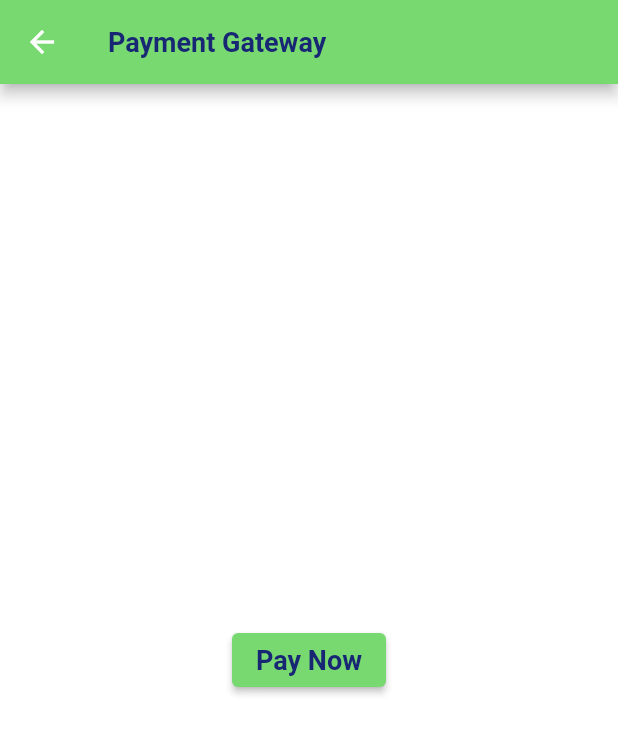
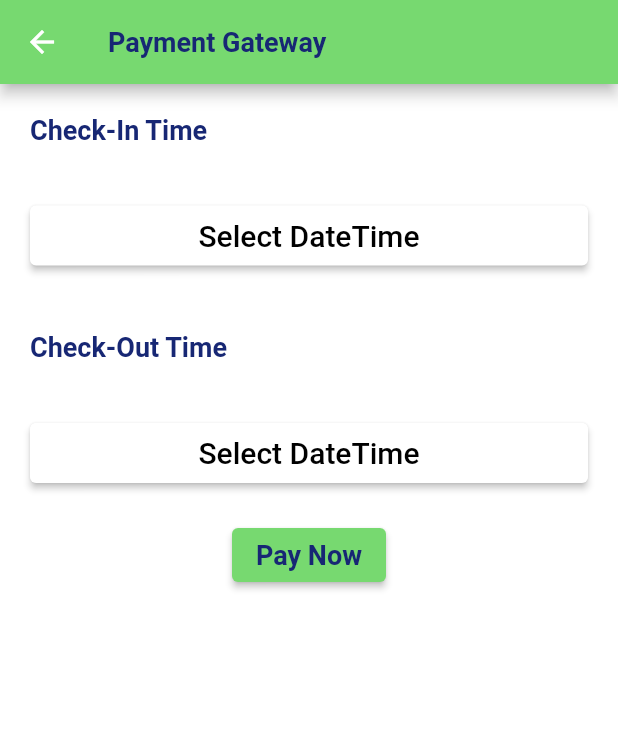
Before and after one commit to namanjain0505/hotelversionmain, a Flutter app: the HotelDetailsPage screen opened directly with empty values, after a tap on "Book Now", on a phone screen of 412 x 824 dp. Shown: the top 734 px of the screen. Run offline on Flutter 3.47's test engine with Material 2 defaults, Android fonts, the phone set to English and light mode, and no system bars; our stand-ins replace cloud_firestore, firebase_auth, firebase_core, flutter_signin_button, flutter_svg, google_fonts; missing offline and left inert: cloud_firestore_web, firebase_auth_web, firebase_core_web, razorpay_flutter; accounts and stored records are empty.

Commit message:
payment update

```diff
--- /dev/null
+++ b/lib/button_widget.dart
@@ -0,0 +1,77 @@
+import 'package:flutter/material.dart';
+
+class ButtonHeaderWidget extends StatelessWidget {
+  final String title;
+  final String text;
+  final VoidCallback onClicked;
+
+  const ButtonHeaderWidget({
+    Key? key,
+    required this.title,
+    required this.text,
+    required this.onClicked,
+  }) : super(key: key);
+
+  @override
+  Widget build(BuildContext context) => HeaderWidget(
+        title: title,
+        child: ButtonWidget(
+          text: text,
+          onClicked: onClicked,
+        ),
+      );
+}
+
+class ButtonWidget extends StatelessWidget {
+  final String text;
+  final VoidCallback onClicked;
+
+  const ButtonWidget({
+    Key? key,
+    required this.text,
+    required this.onClicked,
+  }) : super(key: key);
+
+  @override
+  Widget build(BuildContext context) => ElevatedButton(
+        style: ElevatedButton.styleFrom(
+          minimumSize: Size.fromHeight(40),
+          primary: Colors.white,
+        ),
+        child: FittedBox(
+          child: Text(
+            text,
+            style: TextStyle(fontSize: 20, color: Colors.black),
+          ),
+        ),
+        onPressed: onClicked,
+      );
+}
+
+class HeaderWidget extends StatelessWidget {
+  final String title;
+  final Widget child;
+
+  const HeaderWidget({
+    Key? key,
+    required this.title,
+    required this.child,
+  }) : super(key: key);
+
+  @override
+  Widget build(BuildContext context) => Column(
+        crossAxisAlignment: CrossAxisAlignment.start,
+        children: [
+          Text(
+            title,
+            style: TextStyle(
+              color: Colors.white,
+              fontSize: 24,
+              fontWeight: FontWeight.bold,
+            ),
+          ),
+          const SizedBox(height: 8),
+          child,
+        ],
+      );
+}
--- /dev/null
+++ b/lib/datetime_picker_widget.dart
@@ -0,0 +1,74 @@
+import 'package:flutter/material.dart';
+import 'package:intl/intl.dart';
+
+import 'button_widget.dart';
+
+class DatetimePickerWidget extends StatefulWidget {
+  @override
+  _DatetimePickerWidgetState createState() => _DatetimePickerWidgetState();
+}
+
+class _DatetimePickerWidgetState extends State<DatetimePickerWidget> {
+  DateTime? dateTime;
+
+  String getText() {
+    if (dateTime == null) {
+      return 'Select DateTime';
+    } else {
+      return DateFormat('MM/dd/yyyy HH:mm').format(dateTime!);
+    }
+  }
+
+  @override
+  Widget build(BuildContext context) => ButtonHeaderWidget(
+        title: 'DateTime',
+        text: getText(),
+        onClicked: () => pickDateTime(context),
+      );
+
+  Future pickDateTime(BuildContext context) async {
+    final date = await pickDate(context);
+    if (date == null) return;
+
+    final time = await pickTime(context);
+    if (time == null) return;
+
+    setState(() {
+      dateTime = DateTime(
+        date.year,
+        date.month,
+        date.day,
+        time.hour,
+        time.minute,
+      );
+    });
+  }
+
+  Future<DateTime?> pickDate(BuildContext context) async {
+    final initialDate = DateTime.now();
+    final newDate = await showDatePicker(
+      context: context,
+      initialDate: dateTime ?? initialDate,
+      firstDate: DateTime(DateTime.now().year - 5),
+      lastDate: DateTime(DateTime.now().year + 5),
+    );
+
+    if (newDate == null) return null;
+
+    return newDate;
+  }
+
+  Future<TimeOfDay?> pickTime(BuildContext context) async {
+    final initialTime = TimeOfDay(hour: 9, minute: 0);
+    final newTime = await showTimePicker(
+      context: context,
+      initialTime: dateTime != null
+          ? TimeOfDay(hour: dateTime!.hour, minute: dateTime!.minute)
+          : initialTime,
+    );
+
+    if (newTime == null) return null;
+
+    return newTime;
+  }
+}
--- a/lib/hotel_details.dart
+++ b/lib/hotel_details.dart
@@ -134,7 +134,51 @@ class HotelDetailsPage extends StatelessWidget {
                           )
                         ],
                       ),
-                      const SizedBox(height: 30.0),
+                      const SizedBox(height: 15.0),
+                      Padding(
+                        padding: EdgeInsets.all(5),
+                        child: Text(
+                          "Amenities",
+                          style: TextStyle(
+                            fontSize: 18,
+                          ),
+                        ),
+                      ),
+                      const SizedBox(height: 10.0),
+                      Row(
+                        mainAxisAlignment: MainAxisAlignment.spaceEvenly,
+                        children: [
+                          Column(
+                            mainAxisSize: MainAxisSize.min,
+                            children: <Widget>[
+                              Icon(Icons.sports_esports),
+                              Text("Sports"),
+                            ],
+                          ),
+                          Column(
+                            mainAxisSize: MainAxisSize.min,
+                            children: <Widget>[
+                              Icon(Icons.local_parking),
+                              Text("Parking"),
+                            ],
+                          ),
+                          Column(
+                            mainAxisSize: MainAxisSize.min,
+                            children: <Widget>[
+                              Icon(Icons.local_bar),
+                              Text("Bar"),
+                            ],
+                          ),
+                          Column(
+                            mainAxisSize: MainAxisSize.min,
+                            children: <Widget>[
+                              Icon(Icons.wifi),
+                              Text("Wifi"),
+                            ],
+                          )
+                        ],
+                      ),
+                      const SizedBox(height: 15.0),
                       SizedBox(
                         width: double.infinity,
                         child: MaterialButton(
@@ -151,7 +195,12 @@ class HotelDetailsPage extends StatelessWidget {
                             horizontal: 32.0,
                           ),
                           onPressed: () {
-                            Navigator.push(context,MaterialPageRoute(builder: (context)=>PaymentsPage(price: price,)));
+                            Navigator.push(
+                                context,
+                                MaterialPageRoute(
+                                    builder: (context) => PaymentsPage(
+                                          price: price,
+                                        )));
                           },
                         ),
                       ),
--- a/lib/main.dart
+++ b/lib/main.dart
@@ -1,15 +1,15 @@
+import 'package:firebase_core/firebase_core.dart';
 import 'package:flutter/material.dart';
-import 'package:loginout/payments.dart';
+
 import 'about.dart';
 import 'dashboard.dart';
+import 'login.dart';
+import 'onboarding.dart';
+import 'profile.dart';
+import 'registration.dart';
+import 'settings.dart';
 import 'start.dart';
-import 'login.dart';
-import 'registration.dart';
-import 'onboarding.dart';
-import 'settings.dart';
-import 'profile.dart';
 import 'terms_and_conditions.dart';
-import 'package:firebase_core/firebase_core.dart';
 
 void main() async {
   WidgetsFlutterBinding.ensureInitialized();
@@ -25,7 +25,7 @@ class MyApp extends StatelessWidget {
     return MaterialApp(
       title: 'Hotel Booking',
       debugShowCheckedModeBanner: false,
-      scrollBehavior: MyScrollBehaviour(),
+      //scrollBehavior: MyScrollBehaviour(),
       routes: {
         'settings': (context) => Setting(),
         'dashboard': (context) => Dashboard(),
@@ -43,13 +43,6 @@ class MyApp extends StatelessWidget {
   }
 }
 
-class MyScrollBehaviour extends MaterialScrollBehavior {
-  @override
-  Widget buildOverscrollIndicator(
-      BuildContext context, Widget child, ScrollableDetails details) {
-    return child;
-  }
-}
 
 /*AnimatedSplashScreen(
         splash: Icons.star_border_purple500_sharp,
--- a/lib/payments.dart
+++ b/lib/payments.dart
@@ -1,10 +1,13 @@
 import 'package:flutter/material.dart';
 import 'package:razorpay_flutter/razorpay_flutter.dart';
+
 import 'constants.dart';
+import 'datetime_picker_widget.dart';
 
 class PaymentsPage extends StatefulWidget {
   const PaymentsPage({Key? key, required this.price}) : super(key: key);
   final String price;
+
   @override
   _PaymentsPageState createState() => _PaymentsPageState();
 }
@@ -12,10 +15,11 @@ class PaymentsPage extends StatefulWidget {
 class _PaymentsPageState extends State<PaymentsPage> {
   late Razorpay razerPay;
   TextEditingController textEditingController = new TextEditingController();
+
   @override
   void initState() {
     super.initState();
-    razerPay =  Razorpay();
+    razerPay = Razorpay();
     razerPay.on(Razorpay.EVENT_PAYMENT_SUCCESS, handlerPaymentSuccess);
     razerPay.on(Razorpay.EVENT_PAYMENT_ERROR, handlerPaymentError);
     razerPay.on(Razorpay.EVENT_EXTERNAL_WALLET, handlerExternalWallet);
@@ -30,7 +34,7 @@ class _PaymentsPageState extends State<PaymentsPage> {
   void openCheckout() {
     var options = {
       "key": "rzp_test_JQKRIjfwNEz7lV",
-      "amount": num.parse(widget.price)* 100,
+      "amount": num.parse(widget.price) * 100,
       "name": 'Booking the hotel',
       'description': 'Pay the money',
       'prefill': {'email': 'Nikhil', 'contact': '123456789'},
@@ -46,9 +50,7 @@ class _PaymentsPageState extends State<PaymentsPage> {
   }
 
   void handlerPaymentSuccess(PaymentSuccessResponse response) {
-
     print('Payment Success');
-
   }
 
   void handlerPaymentError(PaymentFailureResponse response) {
@@ -57,7 +59,6 @@ class _PaymentsPageState extends State<PaymentsPage> {
 
   void handlerExternalWallet(ExternalWalletResponse response) {
     print('Wallet gateway successful');
-
   }
 
   @override
@@ -75,7 +76,37 @@ class _PaymentsPageState extends State<PaymentsPage> {
         backgroundColor: Constants.buttonColor,
       ),
       body: Container(
-        child: Center(
+        child: Column(
+          mainAxisAlignment: MainAxisAlignment.start,
+          crossAxisAlignment: CrossAxisAlignment.start,
+          children: [
+            Padding(
+                padding: EdgeInsets.fromLTRB(20, 20, 20, 0),
+                child: Text(
+                  "Check-In Time",
+                  style: TextStyle(
+                      fontSize: 18,
+                      fontWeight: FontWeight.bold,
+                      color: Constants.textColor),
+                )),
+            Padding(
+              padding: EdgeInsets.fromLTRB(20, 0, 20, 20),
+              child: DatetimePickerWidget(),
+            ),
+            Padding(
+                padding: EdgeInsets.fromLTRB(20, 20, 20, 0),
+                child: Text(
+                  "Check-Out Time",
+                  style: TextStyle(
+                      fontSize: 18,
+                      fontWeight: FontWeight.bold,
+                      color: Constants.textColor),
+                )),
+            Padding(
+              padding: EdgeInsets.fromLTRB(20, 0, 20, 20),
+              child: DatetimePickerWidget(),
+            ),
+            Center(
               child: ElevatedButton(
                 onPressed: () {
                   openCheckout();
@@ -88,6 +119,8 @@ class _PaymentsPageState extends State<PaymentsPage> {
                         color: Constants.textColor)),
               ),
             ),
+          ],
+        ),
       ),
     );
   }
```
Also changed, not shown: pubspec.lock, 6 other files. Lines whose indentation alone changed are shown as unchanged.
